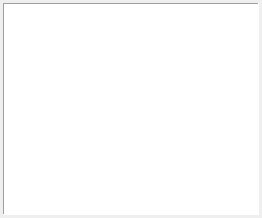
Homer-Conferencing/Homer-Conferencing, file Homer/forms/Widgets/OverviewErrorsWidget.ui: the form before one commit.
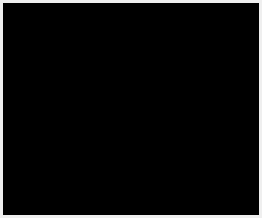
The form after the commit.

Patch:
```diff
--- a/Homer/forms/Widgets/OverviewErrorsWidget.ui
+++ b/Homer/forms/Widgets/OverviewErrorsWidget.ui
@@ -40,6 +40,9 @@
       <property name="contextMenuPolicy">
        <enum>Qt::CustomContextMenu</enum>
       </property>
+      <property name="styleSheet">
+       <string notr="true">background-color: rgb(0, 0, 0);</string>
+      </property>
       <property name="frameShape">
        <enum>QFrame::Panel</enum>
       </property>
```
